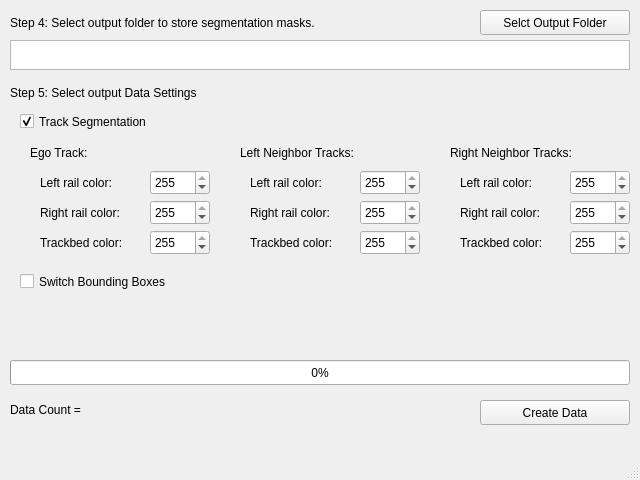
Qt form src/labels4rails/segmentation/qt/output_data/OutputData.ui (railway-perception-htw-berlin/Labels4Rails) before a commit.
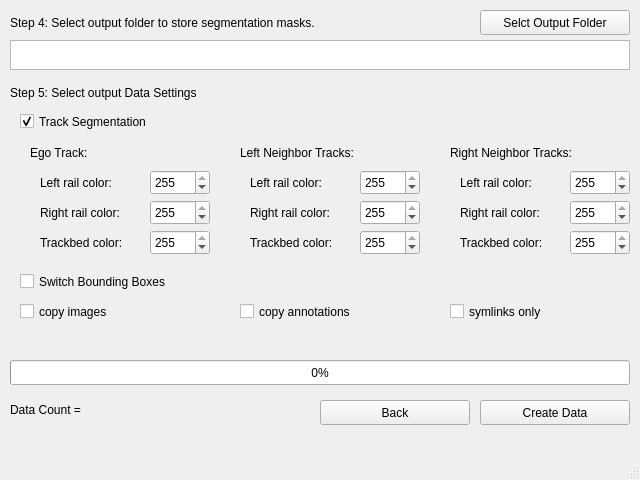
The same form after that commit.

What changed in the file:
```diff
--- a/src/labels4rails/segmentation/qt/output_data/OutputData.ui
+++ b/src/labels4rails/segmentation/qt/output_data/OutputData.ui
@@ -101,7 +101,7 @@
      <rect>
       <x>10</x>
       <y>400</y>
-      <width>441</width>
+      <width>301</width>
       <height>20</height>
      </rect>
     </property>
@@ -478,6 +478,58 @@
      <string>Right rail color:</string>
     </property>
    </widget>
+   <widget class="QPushButton" name="pushButton_Back">
+    <property name="geometry">
+     <rect>
+      <x>320</x>
+      <y>400</y>
+      <width>150</width>
+      <height>25</height>
+     </rect>
+    </property>
+    <property name="text">
+     <string>Back</string>
+    </property>
+   </widget>
+   <widget class="QCheckBox" name="checkBox_copy_images">
+    <property name="geometry">
+     <rect>
+      <x>20</x>
+      <y>300</y>
+      <width>191</width>
+      <height>23</height>
+     </rect>
+    </property>
+    <property name="text">
+     <string>copy images</string>
+    </property>
+   </widget>
+   <widget class="QCheckBox" name="checkBox_copy_annotations">
+    <property name="geometry">
+     <rect>
+      <x>240</x>
+      <y>300</y>
+      <width>181</width>
+      <height>23</height>
+     </rect>
+    </property>
+    <property name="text">
+     <string>copy annotations</string>
+    </property>
+   </widget>
+   <widget class="QCheckBox" name="checkBox_copy_symlinks">
+    <property name="geometry">
+     <rect>
+      <x>450</x>
+      <y>300</y>
+      <width>171</width>
+      <height>23</height>
+     </rect>
+    </property>
+    <property name="text">
+     <string>symlinks only</string>
+    </property>
+   </widget>
   </widget>
   <widget class="QMenuBar" name="menubar">
    <property name="geometry">
```
Left out of the diff: 6 changed lines with no effect on the pictures.
